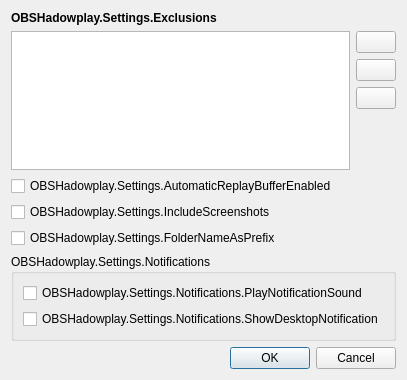
Before: the Qt Designer form src/ui/SettingsDialog.ui in EZ64cool/obs-hadowplay, drawn with Qt 5.
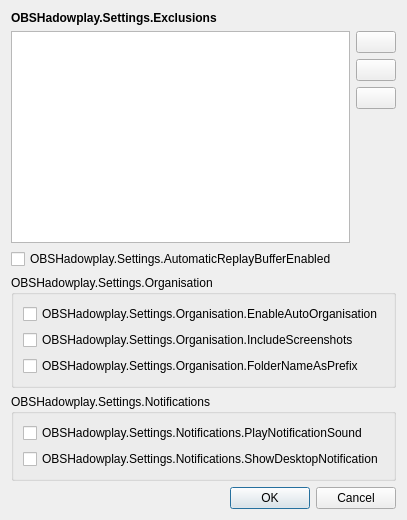
After: the same form once the commit is applied.

Patch:
```diff
--- a/src/ui/SettingsDialog.ui
+++ b/src/ui/SettingsDialog.ui
@@ -6,8 +6,8 @@
    <rect>
     <x>0</x>
     <y>0</y>
-    <width>397</width>
-    <height>380</height>
+    <width>403</width>
+    <height>520</height>
    </rect>
   </property>
   <property name="sizePolicy">
@@ -126,19 +126,35 @@
     </widget>
    </item>
    <item>
+    <widget class="QGroupBox" name="group_box_organisation">
+     <property name="title">
+      <string>OBSHadowplay.Settings.Organisation</string>
+     </property>
+     <layout class="QVBoxLayout" name="verticalLayout_5">
+      <item>
+       <widget class="QCheckBox" name="enable_automatic_organisation_checkbox">
+        <property name="text">
+         <string>OBSHadowplay.Settings.Organisation.EnableAutoOrganisation</string>
+        </property>
+       </widget>
+      </item>
+      <item>
     <widget class="QCheckBox" name="include_screenshots_checkbox">
      <property name="text">
-      <string>OBSHadowplay.Settings.IncludeScreenshots</string>
+         <string>OBSHadowplay.Settings.Organisation.IncludeScreenshots</string>
      </property>
     </widget>
    </item>
    <item>
     <widget class="QCheckBox" name="folder_name_as_prefix_checkbox">
      <property name="text">
-      <string>OBSHadowplay.Settings.FolderNameAsPrefix</string>
+         <string>OBSHadowplay.Settings.Organisation.FolderNameAsPrefix</string>
      </property>
     </widget>
    </item>
+     </layout>
+    </widget>
+   </item>
    <item>
     <widget class="QGroupBox" name="group_box_global">
      <property name="title">
```
Left out of the diff: 2 changed lines with no effect on the pictures. Lines whose indentation alone changed are shown as unchanged.
